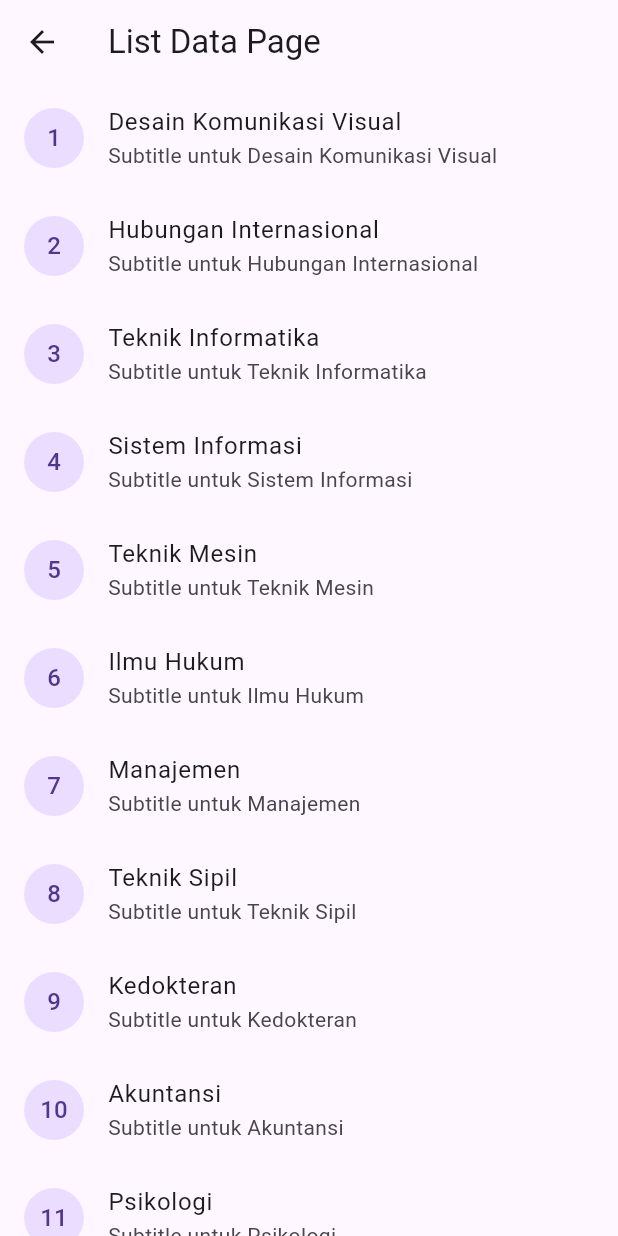
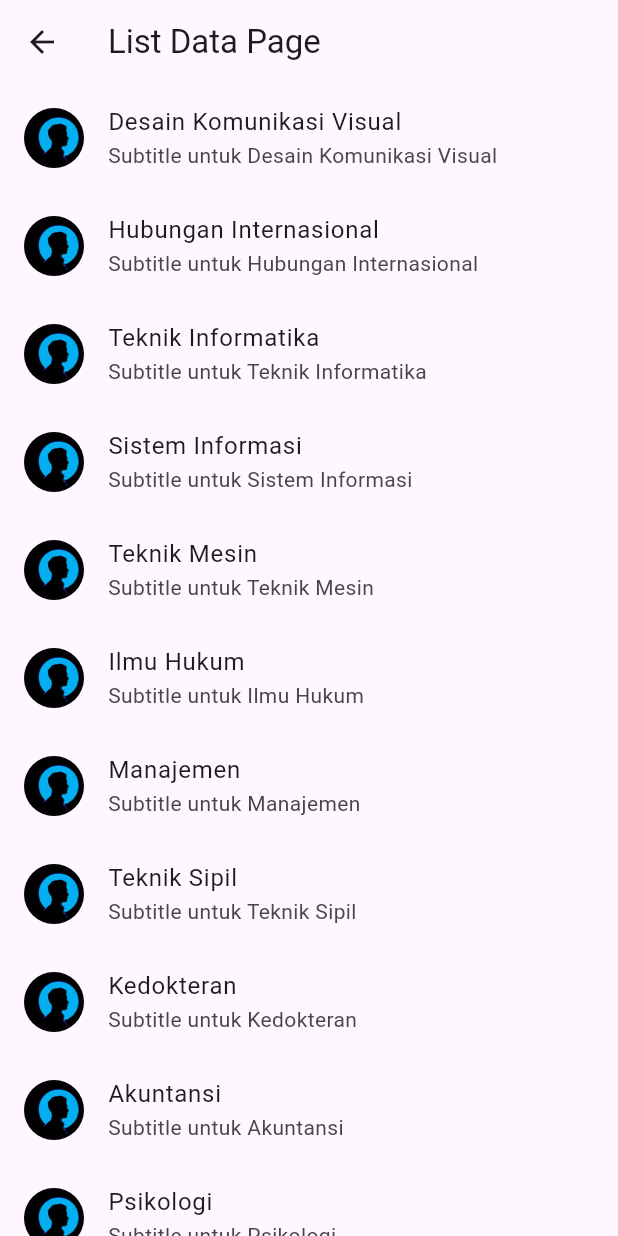
Before and after one commit to NadhifThoriqi/projek-3, a Flutter app: the ListDataPage screen opened directly, on a phone screen of 412 x 824 dp. Run offline on Flutter 3.47's test engine with Material 3 defaults, Android fonts, the phone set to English and light mode, and no system bars.

Commit message:
Menambah gambar

```diff
--- a/lib/detail_page.dart
+++ b/lib/detail_page.dart
@@ -2,7 +2,7 @@ import 'package:flutter/material.dart';
 
 // stl
 class DetailPage extends StatelessWidget {
-  const DetailPage({super.key, required this.prodi, });
+  const DetailPage({super.key, required this.prodi});
 
   final String prodi;
 
@@ -10,7 +10,7 @@ class DetailPage extends StatelessWidget {
   Widget build(BuildContext context) {
     return Scaffold(
       appBar: AppBar(title: Text("Halaman detail")),
-      body: Center(child: Text("Hallo")),
+      body: Center(child: Text(prodi)),
     );
   }
 }
--- a/lib/list_data.dart
+++ b/lib/list_data.dart
@@ -120,7 +120,9 @@ class ListDataPage extends StatelessWidget {
         itemCount: dataProdi.length,
         itemBuilder: (constext, index) {
           return ListTile(
-            leading: CircleAvatar(child: Text((index + 1).toString())),
+            leading: CircleAvatar(
+              backgroundImage: AssetImage("assets/download.png"),
+            ),
             title: Text(dataProdi[index]),
             subtitle: Text('Subtitle untuk ${dataProdi[index]}'),
             onTap: () {
--- a/pubspec.yaml
+++ b/pubspec.yaml
@@ -58,8 +58,8 @@ flutter:
   uses-material-design: true
 
   # To add assets to your application, add an assets section, like this:
-  # assets:
-  #   - images/a_dot_burr.jpeg
+  assets:
+    - assets/download.png
   #   - images/a_dot_ham.jpeg
 
   # An image asset can refer to one or more resolution-specific "variants", see
```
Also changed, not shown: assets/download.png (added).
